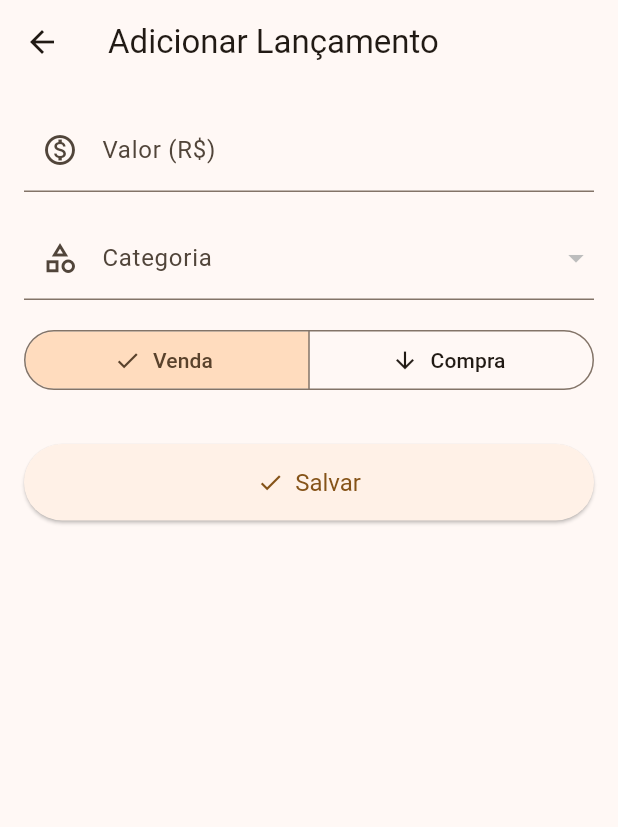
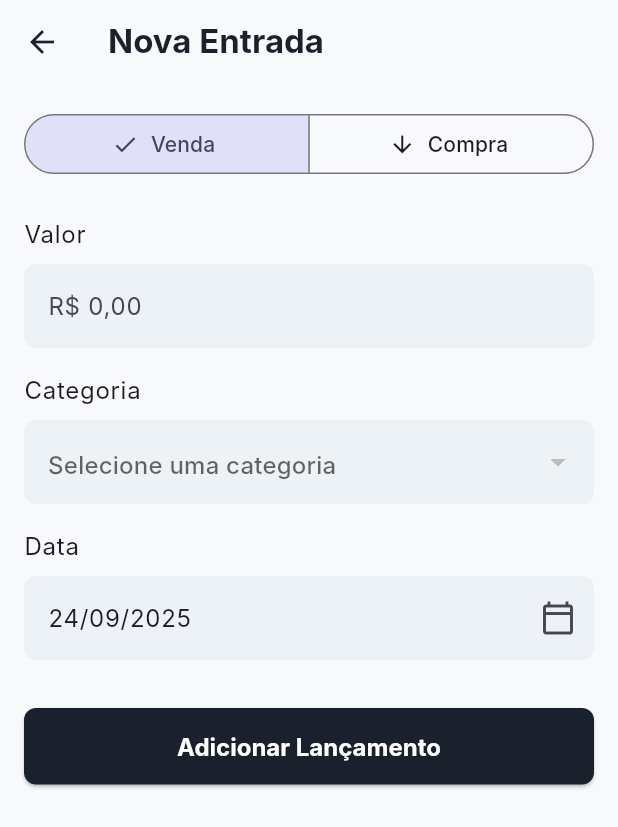
Before and after one commit to CaioMelo25/gerenciamento-sol, a Flutter app: the screen it shows after launch, after a tap on the "add" icon, on a phone screen of 412 x 824 dp. Shown: the top 827 px of the screen. Run offline on Flutter 3.47's test engine with Material 3 defaults, Android fonts, the phone set to English and light mode, and no system bars; our stand-ins replace drift, flutter_riverpod; accounts and stored records are empty; generated files the repository leaves out were written again; Roboto replaces fonts that are missing (Inter).

Commit message:
feat: Implementa novo design e tela de relatórios

```diff
--- a/gerenciamento_sol/lib/data/database.dart
+++ b/gerenciamento_sol/lib/data/database.dart
@@ -129,7 +129,17 @@ Stream<List<SaldoCategoriaResult>> watchSaldoPorCategoria(int ano, int mes) {
   return select(lancamentos).watch().asyncMap((_) => getSaldoPorCategoria(ano, mes));
 }
 
+Future<List<int>> getAnosComLancamentos() async {
+  final query = selectOnly(lancamentos, distinct: true)
+    ..addColumns([lancamentos.data.year]);
+
+  final anos = await query.map((row) => row.read(lancamentos.data.year)!).get();
+  anos.sort((a, b) => b.compareTo(a));
+  return anos;
 }
+
+}
+
 
 LazyDatabase _openConnection() {
   return LazyDatabase(() async {
--- a/gerenciamento_sol/lib/main.dart
+++ b/gerenciamento_sol/lib/main.dart
@@ -19,9 +19,66 @@ class MyApp extends StatelessWidget {
       title: 'Gerenciamento Sol',
       debugShowCheckedModeBanner: false,
       theme: ThemeData(
-        colorScheme: ColorScheme.fromSeed(seedColor: Colors.orange),
         useMaterial3: true,
+        scaffoldBackgroundColor: const Color(0xFFF8F9FA), // Um branco levemente acinzentado
+        fontFamily: 'Inter', // Uma fonte comum em designs modernos, o Flutter buscará uma parecida
+
+      colorScheme: ColorScheme.fromSeed(
+        seedColor: const Color(0xFF5A67D8), // Um roxo/azulado sutil para gerar a paleta
+        background: const Color(0xFFF8F9FA),
+        surface: Colors.white, // Cor dos cards
+        primary: const Color(0xFF1A202C), // Cor dos botões e textos principais (cinza bem escuro)
+        secondary: const Color(0xFF4A5568), // Cor de textos secundários
+        error: const Color(0xFFE53E3E), // Vermelho para gastos (ex: text-red-600)
       ),
+
+      cardTheme: CardTheme(
+        elevation: 0,
+        color: Colors.white,
+        shape: RoundedRectangleBorder(
+          borderRadius: BorderRadius.circular(12),
+          side: BorderSide(color: Colors.grey.shade300, width: 1),
+        ),
+      ),
+
+      appBarTheme: AppBarTheme(
+        backgroundColor: const Color(0xFFF8F9FA),
+        elevation: 0,
+        titleTextStyle: const TextStyle(
+          color: Color(0xFF1A202C),
+          fontSize: 22,
+          fontWeight: FontWeight.bold,
+          fontFamily: 'Inter',
+        ),
+        iconTheme: const IconThemeData(color: Color(0xFF1A202C)),
+      ),
+
+      inputDecorationTheme: InputDecorationTheme(
+        filled: true,
+        fillColor: const Color(0xFFEDF2F7),
+        border: OutlineInputBorder(
+          borderRadius: BorderRadius.circular(8),
+          borderSide: BorderSide.none,
+        ),
+        labelStyle: const TextStyle(color: Color(0xFF4A5568)),
+      ),
+
+      elevatedButtonTheme: ElevatedButtonThemeData(
+        style: ElevatedButton.styleFrom(
+          backgroundColor: const Color(0xFF1A202C),
+          foregroundColor: Colors.white,
+          shape: RoundedRectangleBorder(
+            borderRadius: BorderRadius.circular(8),
+          ),
+          padding: const EdgeInsets.symmetric(vertical: 16, horizontal: 24),
+          textStyle: const TextStyle(
+            fontSize: 16,
+            fontWeight: FontWeight.bold,
+            fontFamily: 'Inter',
+          ),
+        ),
+      ),
+    ),
       home: const HomePage(),
     );
   }
--- a/gerenciamento_sol/lib/presentation/home/home_screen.dart
+++ b/gerenciamento_sol/lib/presentation/home/home_screen.dart
@@ -1,30 +1,27 @@
+// lib/presentation/home/home_screen.dart
+
 import 'package:flutter/material.dart';
 import 'package:flutter_riverpod/flutter_riverpod.dart';
 import 'package:gerenciamento_sol/data/database.dart';
+import 'package:gerenciamento_sol/presentation/reports/reports_screen.dart';
 import 'package:gerenciamento_sol/presentation/transactions/add_transaction_screen.dart';
 import 'package:gerenciamento_sol/providers.dart';
 import 'package:intl/intl.dart';
-import 'package:gerenciamento_sol/presentation/reports/reports_screen.dart';
 
-class HomePage extends ConsumerStatefulWidget {
+class HomePage extends ConsumerWidget { // MUDANÇA: Agora é um ConsumerWidget
   const HomePage({super.key});
 
   @override
-  ConsumerState<HomePage> createState() => _HomePageState();
-}
+  Widget build(BuildContext context, WidgetRef ref) { // MUDANÇA: Adiciona WidgetRef
+    final database = ref.watch(databaseProvider);
 
-class _HomePageState extends ConsumerState<HomePage> {
-  final DateTime _dataAtual = DateTime.now();
-
-  @override
-  Widget build(BuildContext context) {
-    final database = ref.watch(databaseProvider);
-    final formatadorDeMes = DateFormat('MMMM de yyyy', 'pt_BR');
-    final mesAtualFormatado = formatadorDeMes.format(_dataAtual);
+    // AGORA, o ano e mês vêm dos providers, permitindo que a UI os altere!
+    final selectedYear = ref.watch(selectedYearProvider);
+    final selectedMonth = ref.watch(selectedMonthProvider);
 
     return Scaffold(
       appBar: AppBar(
-        title: const Text('Gerenciamento Sol'),
+        title: const Text('Controle Financeiro', style: TextStyle(fontWeight: FontWeight.bold)),
         actions: [
           IconButton(
             icon: const Icon(Icons.assessment_outlined),
@@ -45,94 +42,115 @@ class _HomePageState extends ConsumerState<HomePage> {
         },
         child: const Icon(Icons.add),
       ),
-      body: Padding(
-    padding: const EdgeInsets.all(16.0),
-    child: StreamBuilder<DashboardData>(
-      stream: database.watchDashboardData(_dataAtual.year, _dataAtual.month),
+      body: StreamBuilder<DashboardData>(
+        // O stream agora usa o ano e mês selecionados nos filtros!
+        stream: database.watchDashboardData(selectedYear, selectedMonth),
         builder: (context, snapshot) {
           if (snapshot.connectionState == ConnectionState.waiting) {
             return const Center(child: CircularProgressIndicator());
           }
           if (snapshot.hasError) {
-          return Center(child: Text('Erro ao carregar dados: ${snapshot.error}'));
+            return Center(child: Text('Erro: ${snapshot.error}'));
           }
           if (!snapshot.hasData) {
-          return const Center(child: Text('Nenhum dado para este mês.'));
+            return const Center(child: Text('Nenhum dado encontrado.'));
           }
 
           final data = snapshot.data!;
+          final formatadorMoeda = NumberFormat.currency(locale: 'pt_BR', symbol: 'R\$');
 
-        return Column(
-          crossAxisAlignment: CrossAxisAlignment.start,
+          return ListView(
+            padding: const EdgeInsets.all(16.0),
             children: [
               Text(
-              'Resumo de ${mesAtualFormatado[0].toUpperCase()}${mesAtualFormatado.substring(1)}',
-              style: Theme.of(context).textTheme.headlineSmall,
+                'Gerencie suas entradas e gastos de forma simples',
+                style: TextStyle(color: Theme.of(context).colorScheme.secondary),
               ),
               const SizedBox(height: 24),
-            _buildDashboardCard(
-              context,
-              title: 'Vendas no Mês',
-              value: data.totalVendas,
-              icon: Icons.arrow_upward,
-              color: Colors.green,
+
+              // Card dos Filtros agora é um widget separado e interativo
+              _FilterCard(),
+              const SizedBox(height: 16),
+
+              Row(
+                children: [
+                  Expanded(
+                    child: _DashboardCard(
+                      title: 'Entradas',
+                      value: formatadorMoeda.format(data.totalVendas),
+                      icon: Icons.trending_up,
+                      iconColor: const Color(0xFF16A34A),
+                    ),
+                  ),
+                  const SizedBox(width: 16),
+                  Expanded(
+                    child: _DashboardCard(
+                      title: 'Gastos',
+                      value: formatadorMoeda.format(data.totalCompras),
+                      icon: Icons.trending_down,
+                      iconColor: const Color(0xFFDC2626),
+                    ),
+                  ),
+                ],
               ),
               const SizedBox(height: 16),
-            _buildDashboardCard(
-              context,
-              title: 'Compras no Mês',
-              value: data.totalCompras,
-              icon: Icons.arrow_downward,
-              color: Colors.red,
-            ),
-            const SizedBox(height: 16),
-            _buildDashboardCard(
-              context,
-              title: 'Saldo do Mês',
-              value: data.saldoDoMes,
+              _DashboardCard(
+                title: 'Saldo Total',
+                value: formatadorMoeda.format(data.saldoDoMes),
                 icon: Icons.account_balance_wallet_outlined,
-              color: data.saldoDoMes >= 0 ? Colors.blue : Colors.orange,
+                iconColor: Theme.of(context).colorScheme.secondary,
+                isTotal: true,
               ),
             ],
           );
         },
       ),
-  ),
     );
   }
+}
 
-  Widget _buildDashboardCard(
-    BuildContext context, {
-    required String title,
-    required double value,
-    required IconData icon,
-    required Color color,
-  }) {
-    final formatadorMoeda = NumberFormat.currency(locale: 'pt_BR', symbol: 'R\$');
+// WIDGET DOS FILTROS
+class _FilterCard extends ConsumerWidget {
+  @override
+  Widget build(BuildContext context, WidgetRef ref) {
+    final anosDisponiveis = ref.watch(anosProvider);
+    final selectedYear = ref.watch(selectedYearProvider);
+    final selectedMonth = ref.watch(selectedMonthProvider);
+
+    final meses = { 1: 'Janeiro', 2: 'Fevereiro', 3: 'Março', 4: 'Abril', 5: 'Maio', 6: 'Junho', 7: 'Julho', 8: 'Agosto', 9: 'Setembro', 10: 'Outubro', 11: 'Novembro', 12: 'Dezembro' };
+
     return Card(
-      elevation: 4,
-      shape: RoundedRectangleBorder(borderRadius: BorderRadius.circular(12)),
       child: Padding(
-        padding: const EdgeInsets.all(16.0),
+        padding: const EdgeInsets.symmetric(vertical: 8.0, horizontal: 16.0),
         child: Row(
+          mainAxisAlignment: MainAxisAlignment.spaceAround,
           children: [
-            Icon(icon, size: 40, color: color),
-            const SizedBox(width: 16),
-            Column(
-              crossAxisAlignment: CrossAxisAlignment.start,
-              children: [
-                Text(
-                  title,
-                  style: Theme.of(context).textTheme.titleMedium,
+            // Dropdown de Ano
+            anosDisponiveis.when(
+              data: (anos) => DropdownButton<int>(
+                value: anos.contains(selectedYear) ? selectedYear : anos.firstOrNull,
+                underline: const SizedBox(),
+                items: anos.map((ano) => DropdownMenuItem(value: ano, child: Text(ano.toString()))).toList(),
+                onChanged: (novoAno) {
+                  if (novoAno != null) {
+                    ref.read(selectedYearProvider.notifier).state = novoAno;
+                  }
+                },
               ),
-                Text(
-                  formatadorMoeda.format(value),
-                  style: Theme.of(context)
-                      .textTheme
-                      .headlineMedium
-                      ?.copyWith(fontWeight: FontWeight.bold, color: color),
+              loading: () => const CircularProgressIndicator(),
+              error: (e, st) => const Text('Erro'),
             ),
-              ],
+
+            // Dropdown de Mês
+            DropdownButton<int>(
+              value: selectedMonth,
+              underline: const SizedBox(),
+              items: meses.entries.map((mes) => DropdownMenuItem(value: mes.key, child: Text(mes.value))).toList(),
+              onChanged: (novoMes) {
+                if (novoMes != null) {
+                  ref.read(selectedMonthProvider.notifier).state = novoMes;
+                }
+              },
             ),
           ],
         ),
@@ -140,3 +158,53 @@ class _HomePageState extends ConsumerState<HomePage> {
     );
   }
 }
+
+// WIDGET DOS CARDS (agora sem estado)
+class _DashboardCard extends StatelessWidget {
+  final String title;
+  final String value;
+  final IconData icon;
+  final Color iconColor;
+  final bool isTotal;
+
+  const _DashboardCard({
+    required this.title,
+    required this.value,
+    required this.icon,
+    required this.iconColor,
+    this.isTotal = false,
+  });
+
+  @override
+  Widget build(BuildContext context) {
+    final textTheme = Theme.of(context).textTheme;
+    final titleStyle = textTheme.titleMedium?.copyWith(
+      color: Theme.of(context).colorScheme.secondary,
+    );
+    final valueStyle = (isTotal ? textTheme.headlineMedium : textTheme.headlineSmall)
+        ?.copyWith(
+      fontWeight: FontWeight.bold,
+      color: Theme.of(context).colorScheme.primary,
+    );
+
+    return Card(
+      child: Padding(
+        padding: const EdgeInsets.all(16.0),
+        child: Column(
+          crossAxisAlignment: CrossAxisAlignment.start,
+          children: [
+            Row(
+              mainAxisAlignment: MainAxisAlignment.spaceBetween,
+              children: [
+                Text(title, style: titleStyle),
+                Icon(icon, color: iconColor),
+              ],
+            ),
+            const SizedBox(height: 8),
+            Text(value, style: valueStyle),
+          ],
+        ),
+      ),
+    );
+  }
+}
--- a/gerenciamento_sol/lib/presentation/transactions/add_transaction_screen.dart
+++ b/gerenciamento_sol/lib/presentation/transactions/add_transaction_screen.dart
@@ -2,6 +2,7 @@ import 'package:flutter/material.dart';
 import 'package:flutter_riverpod/flutter_riverpod.dart';
 import 'package:gerenciamento_sol/data/database.dart';
 import 'package:gerenciamento_sol/providers.dart';
+import 'package:intl/intl.dart';
 
 class AddTransactionScreen extends ConsumerStatefulWidget {
   const AddTransactionScreen({super.key});
@@ -14,21 +15,44 @@ class AddTransactionScreen extends ConsumerStatefulWidget {
 class _AddTransactionScreenState extends ConsumerState<AddTransactionScreen> {
   final _formKey = GlobalKey<FormState>();
   final _valorController = TextEditingController();
+  final _dataController = TextEditingController();
 
   DateTime _dataSelecionada = DateTime.now();
   Categoria? _categoriaSelecionada;
   String _tipoSelecionado = 'venda';
 
   @override
+  void initState() {
+    super.initState();
+    _dataController.text = DateFormat('dd/MM/yyyy').format(_dataSelecionada);
+  }
+
+  @override
   void dispose() {
     _valorController.dispose();
+    _dataController.dispose();
     super.dispose();
+  }
+
+  Future<void> _selecionarData() async {
+    final dataEscolhida = await showDatePicker(
+      context: context,
+      initialDate: _dataSelecionada,
+      firstDate: DateTime(2020),
+      lastDate: DateTime.now(),
+    );
+
+    if (dataEscolhida != null) {
+      setState(() {
+        _dataSelecionada = dataEscolhida;
+        _dataController.text = DateFormat('dd/MM/yyyy').format(_dataSelecionada);
+      });
+    }
   }
 
   void _salvarLancamento() {
     if (_formKey.currentState!.validate()) {
       final database = ref.read(databaseProvider);
-
       final valor = double.tryParse(_valorController.text.replaceAll(',', '.')) ?? 0.0;
 
       final novoLancamento = LancamentosCompanion.insert(
@@ -40,7 +64,10 @@ class _AddTransactionScreenState extends ConsumerState<AddTransactionScreen> {
 
       database.adicionarLancamento(novoLancamento).then((_) {
         ScaffoldMessenger.of(context).showSnackBar(
-          const SnackBar(content: Text('Lançamento salvo com sucesso!')),
+          const SnackBar(
+            content: Text('Lançamento salvo com sucesso!'),
+            backgroundColor: Colors.green,
+          ),
         );
         Navigator.of(context).pop();
       });
@@ -50,66 +77,17 @@ class _AddTransactionScreenState extends ConsumerState<AddTransactionScreen> {
   @override
   Widget build(BuildContext context) {
     final database = ref.watch(databaseProvider);
+    final textTheme = Theme.of(context).textTheme;
 
     return Scaffold(
       appBar: AppBar(
-        title: const Text('Adicionar Lançamento'),
+        title: Text(_tipoSelecionado == 'venda' ? 'Nova Entrada' : 'Novo Gasto'),
       ),
       body: Form(
         key: _formKey,
         child: ListView(
           padding: const EdgeInsets.all(16.0),
           children: [
-            TextFormField(
-              controller: _valorController,
-              decoration: const InputDecoration(
-                labelText: 'Valor (R\$)',
-                prefixIcon: Icon(Icons.monetization_on_outlined),
-              ),
-              keyboardType: const TextInputType.numberWithOptions(decimal: true),
-              validator: (value) {
-                if (value == null || value.isEmpty) {
-                  return 'Por favor, insira um valor';
-                }
-                if (double.tryParse(value.replaceAll(',', '.')) == null) {
-                  return 'Por favor, insira um número válido';
-                }
-                return null;
-              },
-            ),
-            const SizedBox(height: 16),
-
-            FutureBuilder<List<Categoria>>(
-              future: database.select(database.categorias).get(),
-              builder: (context, snapshot) {
-                if (!snapshot.hasData) {
-                  return const Center(child: CircularProgressIndicator());
-                }
-                final categorias = snapshot.data!;
-                return DropdownButtonFormField<Categoria>(
-                  value: _categoriaSelecionada,
-                  decoration: const InputDecoration(
-                    labelText: 'Categoria',
-                    prefixIcon: Icon(Icons.category_outlined),
-                  ),
-                  items: categorias.map((categoria) {
-                    return DropdownMenuItem(
-                      value: categoria,
-                      child: Text(categoria.nome),
-                    );
-                  }).toList(),
-                  onChanged: (value) {
-                    setState(() {
-                      _categoriaSelecionada = value;
-                    });
-                  },
-                  validator: (value) =>
-                      value == null ? 'Por favor, selecione uma categoria' : null,
-                );
-              },
-            ),
-            const SizedBox(height: 16),
-
             SegmentedButton<String>(
               segments: const [
                 ButtonSegment(value: 'venda', label: Text('Venda'), icon: Icon(Icons.arrow_upward)),
@@ -122,16 +100,59 @@ class _AddTransactionScreenState extends ConsumerState<AddTransactionScreen> {
                 });
               },
             ),
+            const SizedBox(height: 24),
+
+            Text('Valor', style: textTheme.bodyLarge),
+            const SizedBox(height: 8),
+            TextFormField(
+              controller: _valorController,
+              decoration: const InputDecoration(
+                hintText: 'R\$ 0,00',
+              ),
+              keyboardType: const TextInputType.numberWithOptions(decimal: true),
+              validator: (value) {
+                if (value == null || value.isEmpty) return 'Por favor, insira um valor';
+                if (double.tryParse(value.replaceAll(',', '.')) == null) return 'Número inválido';
+                return null;
+              },
+            ),
+            const SizedBox(height: 16),
+
+            Text('Categoria', style: textTheme.bodyLarge),
+            const SizedBox(height: 8),
+            FutureBuilder<List<Categoria>>(
+              future: database.select(database.categorias).get(),
+              builder: (context, snapshot) {
+                if (!snapshot.hasData) return const SizedBox.shrink();
+                final categorias = snapshot.data!;
+                return DropdownButtonFormField<Categoria>(
+                  value: _categoriaSelecionada,
+                  decoration: const InputDecoration(
+                    hintText: 'Selecione uma categoria',
+                  ),
+                  items: categorias.map((c) => DropdownMenuItem(value: c, child: Text(c.nome))).toList(),
+                  onChanged: (value) => setState(() => _categoriaSelecionada = value),
+                  validator: (value) => value == null ? 'Selecione uma categoria' : null,
+                );
+              },
+            ),
+            const SizedBox(height: 16),
+
+            Text('Data', style: textTheme.bodyLarge),
+            const SizedBox(height: 8),
+            TextFormField(
+              controller: _dataController,
+              readOnly: true,
+              decoration: const InputDecoration(
+                suffixIcon: Icon(Icons.calendar_today_outlined),
+              ),
+              onTap: _selecionarData,
+            ),
             const SizedBox(height: 32),
 
-            ElevatedButton.icon(
+            ElevatedButton(
               onPressed: _salvarLancamento,
-              icon: const Icon(Icons.check),
-              label: const Text('Salvar'),
-              style: ElevatedButton.styleFrom(
-                padding: const EdgeInsets.symmetric(vertical: 16),
-                textStyle: const TextStyle(fontSize: 16),
-              ),
+              child: const Text('Adicionar Lançamento'),
             ),
           ],
         ),
--- a/gerenciamento_sol/lib/providers.dart
+++ b/gerenciamento_sol/lib/providers.dart
@@ -7,3 +7,8 @@ final databaseProvider = Provider<AppDatabase>((ref) {
 
 final selectedYearProvider = StateProvider<int>((ref) => DateTime.now().year);
 final selectedMonthProvider = StateProvider<int>((ref) => DateTime.now().month);
+
+final anosProvider = FutureProvider<List<int>>((ref) {
+  final database = ref.watch(databaseProvider);
+  return database.getAnosComLancamentos();
+});
```
Lines whose indentation alone changed are shown as unchanged.
